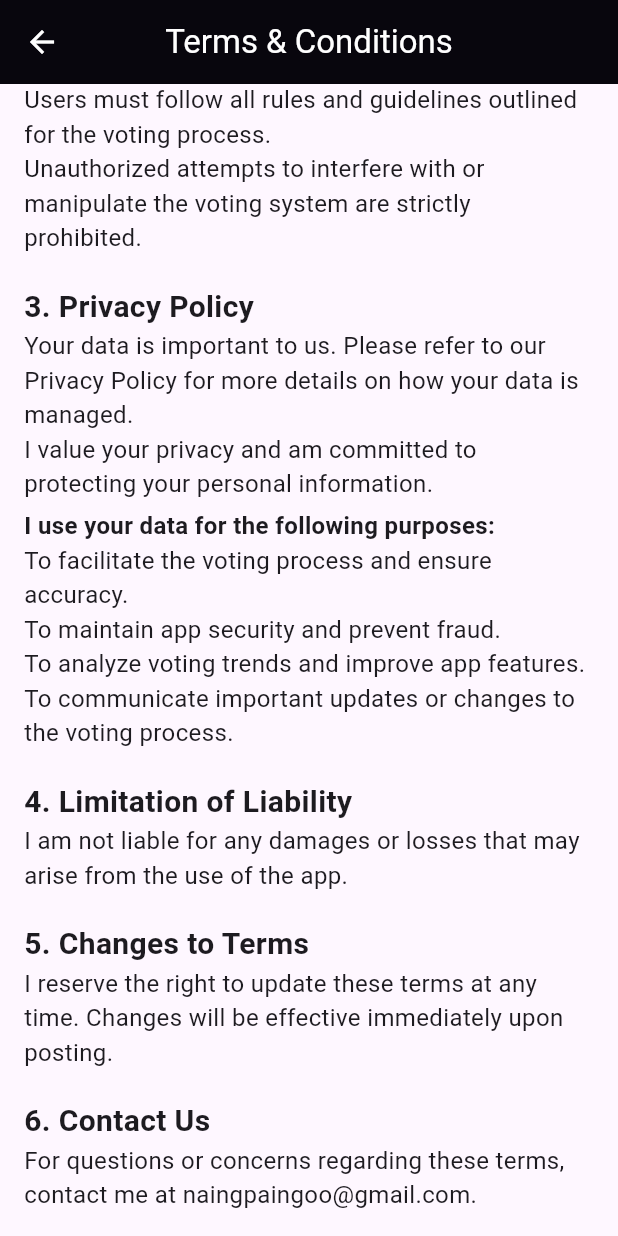
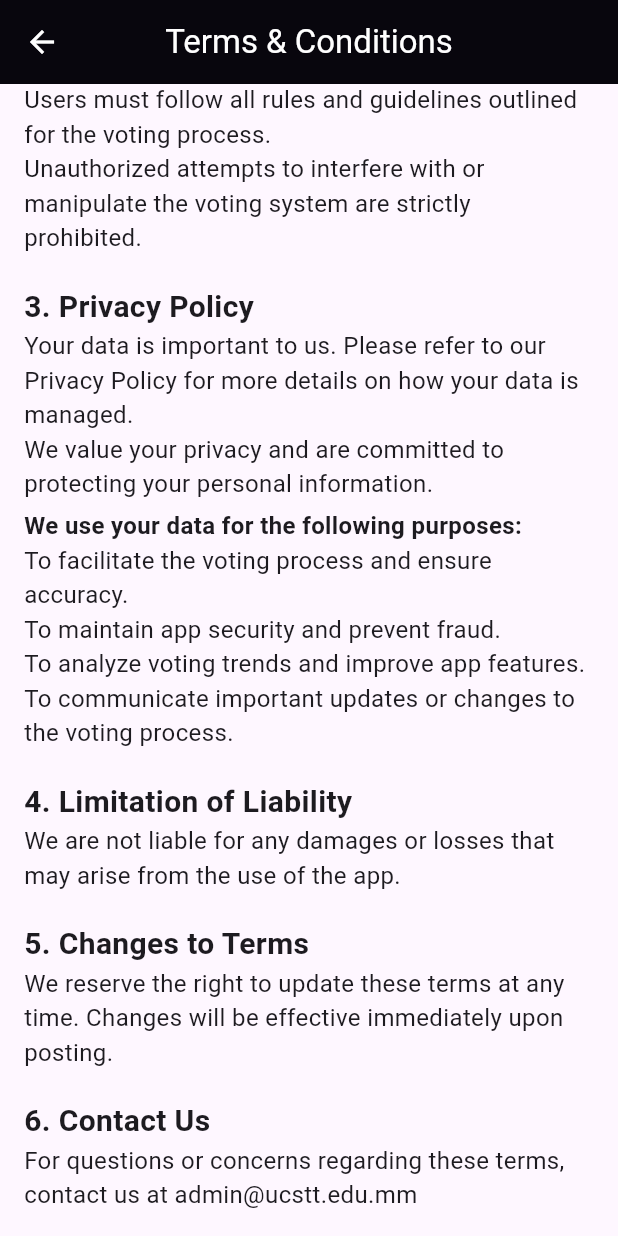
Before and after one commit to minnaingpaingoo/ucstt_voting, a Flutter app: the TermsAndConditions screen opened directly, scrolled down 394 dp, on a phone screen of 412 x 824 dp. Run offline on Flutter 3.47's test engine with Material 3 defaults, Android fonts, the phone set to English and light mode, and no system bars; our stand-ins replace cloud_firestore, curved_navigation_bar, firebase_auth, firebase_core, image_picker, pdf and 2 more; accounts and stored records are empty.

Commit message:
modified:   lib/user/terms_and_conditions.dart

```diff
--- a/lib/user/terms_and_conditions.dart
+++ b/lib/user/terms_and_conditions.dart
@@ -41,14 +41,14 @@ class TermsAndConditions extends StatelessWidget {
           const SizedBox(height: 20),
           _sectionTitle("3. Privacy Policy"),
           const Text(
-            "Your data is important to us. Please refer to our Privacy Policy for more details on how your data is managed.\nI value your privacy and am committed to protecting your personal information.",
+            "Your data is important to us. Please refer to our Privacy Policy for more details on how your data is managed.\nWe value your privacy and are committed to protecting your personal information.",
             style: TextStyle(
               fontSize: 16,
             ),
           ),
           const SizedBox(height: 5),
           const Text(
-            "I use your data for the following purposes:",
+            "We use your data for the following purposes:",
             style: TextStyle(
               fontSize: 16,
               fontWeight: FontWeight.bold,
@@ -63,7 +63,7 @@ class TermsAndConditions extends StatelessWidget {
           const SizedBox(height: 20),
           _sectionTitle("4. Limitation of Liability"),
           const Text(
-            "I am not liable for any damages or losses that may arise from the use of the app.",
+            "We are not liable for any damages or losses that may arise from the use of the app.",
             style: TextStyle(
               fontSize: 16,
             ),
@@ -71,7 +71,7 @@ class TermsAndConditions extends StatelessWidget {
           const SizedBox(height: 20),
           _sectionTitle("5. Changes to Terms"),
           const Text(
-            "I reserve the right to update these terms at any time. Changes will be effective immediately upon posting.",
+            "We reserve the right to update these terms at any time. Changes will be effective immediately upon posting.",
             style: TextStyle(
               fontSize: 16,
             ),
@@ -79,7 +79,7 @@ class TermsAndConditions extends StatelessWidget {
           const SizedBox(height: 20),
           _sectionTitle("6. Contact Us"),
           const Text(
-            "For questions or concerns regarding these terms, contact me at naingpaingoo@gmail.com.",
+            "For questions or concerns regarding these terms, contact us at admin@ucstt.edu.mm",
             style: TextStyle(
               fontSize: 16,
             ),
```
Also changed, not shown: 1 other file.
